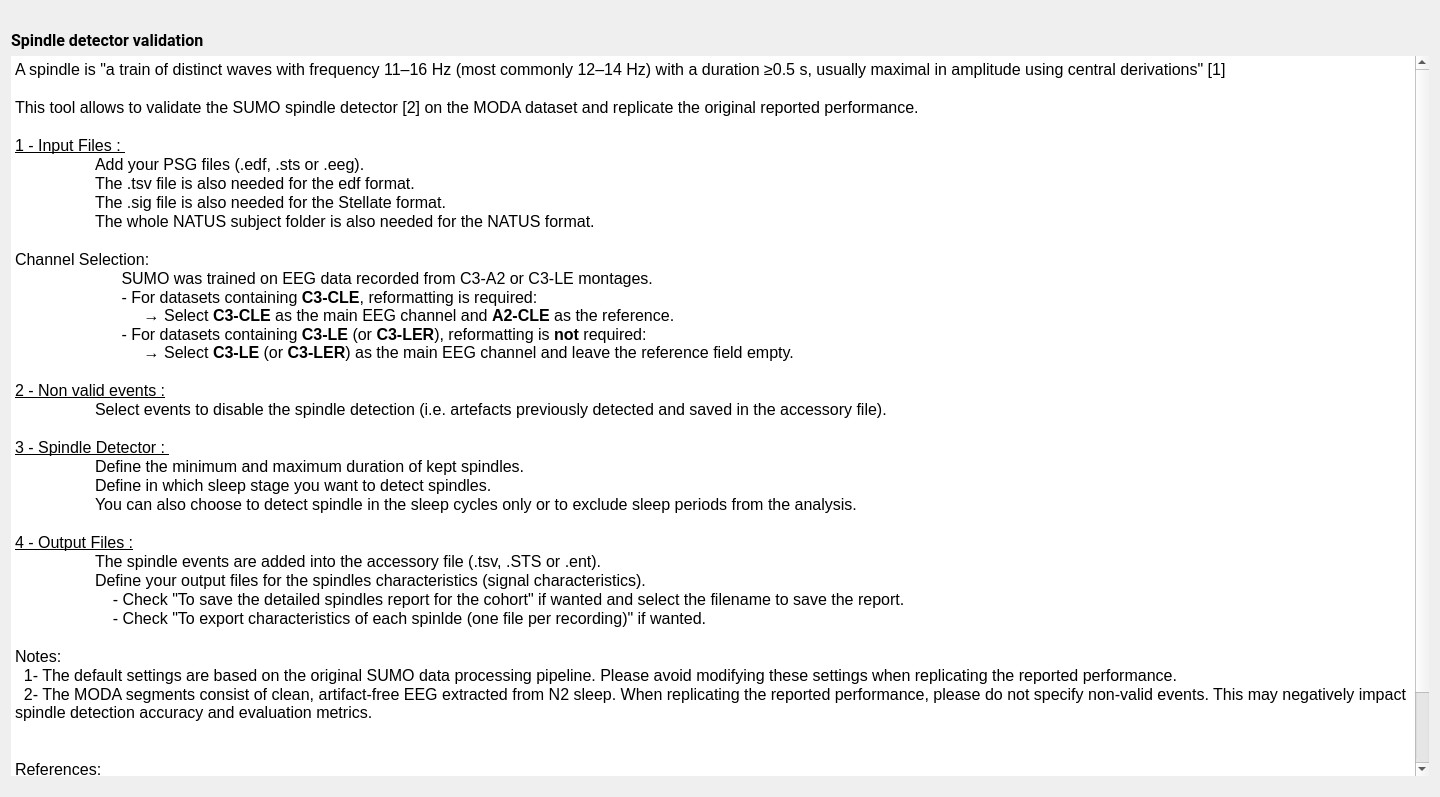
The window that tools/ValidateSnoozTools/ValidateImplementedSUMO/SpindleDetectionDoc/Ui_SpindleDetectionDoc.ui (klacourse/snooz-package-validation) describes before a commit, drawn with Qt 5.
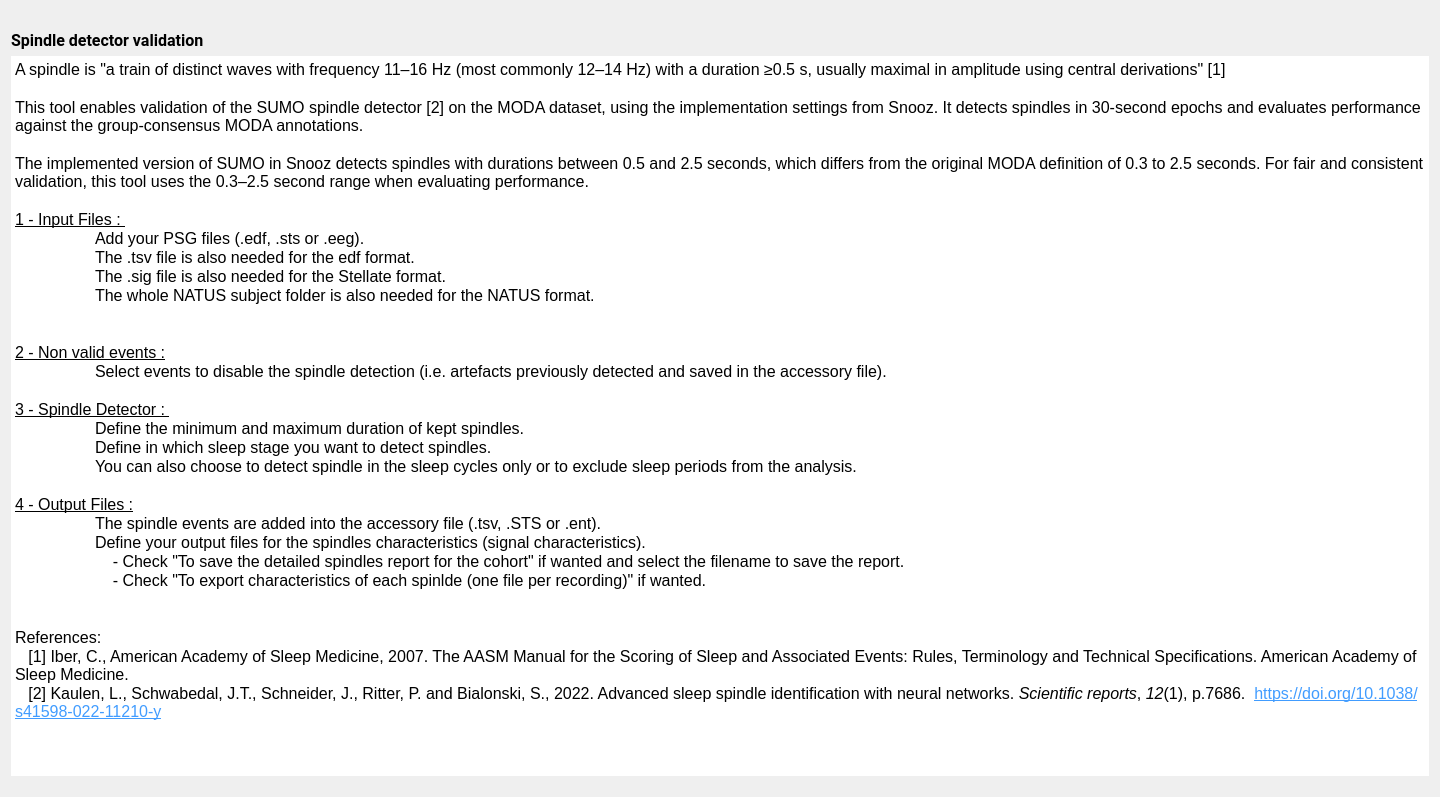
The same window after the commit. Icons and pictures are not drawn.

Commit message: Modified the intro page for SUMO validator

```diff
--- a/tools/ValidateSnoozTools/ValidateImplementedSUMO/SpindleDetectionDoc/Ui_SpindleDetectionDoc.ui
+++ b/tools/ValidateSnoozTools/ValidateImplementedSUMO/SpindleDetectionDoc/Ui_SpindleDetectionDoc.ui
@@ -59,10 +59,7 @@
      <item>
       <widget class="QTextEdit" name="textEdit">
        <property name="frameShape">
-        <enum>QFrame::Shape::HLine</enum>
-       </property>
-       <property name="frameShadow">
-        <enum>QFrame::Shadow::Plain</enum>
+        <enum>QFrame::Shape::NoFrame</enum>
        </property>
        <property name="lineWidth">
         <number>0</number>
@@ -80,18 +77,16 @@
 &lt;/style&gt;&lt;/head&gt;&lt;body style=&quot; font-family:'Roboto'; font-size:12pt; font-weight:400; font-style:normal;&quot;&gt;
 &lt;p style=&quot; margin-top:0px; margin-bottom:0px; margin-left:0px; margin-right:0px; -qt-block-indent:0; text-indent:0px;&quot;&gt;A spindle is &amp;quot;a train of distinct waves with frequency 11–16 Hz (most commonly 12–14 Hz) with a duration ≥0.5 s, usually maximal in amplitude using central derivations&amp;quot; [1]&lt;/p&gt;
 &lt;p style=&quot;-qt-paragraph-type:empty; margin-top:0px; margin-bottom:0px; margin-left:0px; margin-right:0px; -qt-block-indent:0; text-indent:0px;&quot;&gt;&lt;br /&gt;&lt;/p&gt;
-&lt;p style=&quot; margin-top:0px; margin-bottom:0px; margin-left:0px; margin-right:0px; -qt-block-indent:0; text-indent:0px;&quot;&gt;This tool allows to validate the SUMO spindle detector [2] on the MODA dataset and replicate the original reported performance.&lt;/p&gt;
+&lt;p style=&quot; margin-top:0px; margin-bottom:0px; margin-left:0px; margin-right:0px; -qt-block-indent:0; text-indent:0px;&quot;&gt;This tool enables validation of the SUMO spindle detector [2] on the MODA dataset, using the implementation settings from Snooz. It detects spindles in 30-second epochs and evaluates performance against the group-consensus MODA annotations.&lt;/p&gt;
+&lt;p style=&quot;-qt-paragraph-type:empty; margin-top:0px; margin-bottom:0px; margin-left:0px; margin-right:0px; -qt-block-indent:0; text-indent:0px;&quot;&gt;&lt;br /&gt;&lt;/p&gt;
+&lt;p style=&quot; margin-top:0px; margin-bottom:0px; margin-left:0px; margin-right:0px; -qt-block-indent:0; text-indent:0px;&quot;&gt;The implemented version of SUMO in Snooz detects spindles with durations between 0.5 and 2.5 seconds, which differs from the original MODA definition of 0.3 to 2.5 seconds. For fair and consistent validation, this tool uses the 0.3–2.5 second range when evaluating performance.&lt;/p&gt;
 &lt;p style=&quot;-qt-paragraph-type:empty; margin-top:0px; margin-bottom:0px; margin-left:0px; margin-right:0px; -qt-block-indent:0; text-indent:0px;&quot;&gt;&lt;br /&gt;&lt;/p&gt;
 &lt;p style=&quot; margin-top:0px; margin-bottom:0px; margin-left:0px; margin-right:0px; -qt-block-indent:0; text-indent:0px;&quot;&gt;&lt;span style=&quot; text-decoration: underline;&quot;&gt;1 - Input Files : &lt;/span&gt;&lt;/p&gt;
 &lt;p style=&quot; margin-top:0px; margin-bottom:0px; margin-left:0px; margin-right:0px; -qt-block-indent:0; text-indent:0px;&quot;&gt;	Add your PSG files (.edf, .sts or .eeg). &lt;/p&gt;
 &lt;p style=&quot; margin-top:0px; margin-bottom:0px; margin-left:0px; margin-right:0px; -qt-block-indent:0; text-indent:0px;&quot;&gt;	The .tsv file is also needed for the edf format.&lt;/p&gt;
 &lt;p style=&quot; margin-top:0px; margin-bottom:0px; margin-left:0px; margin-right:0px; -qt-block-indent:0; text-indent:0px;&quot;&gt;	The .sig file is also needed for the Stellate format.&lt;/p&gt;
 &lt;p style=&quot; margin-top:0px; margin-bottom:0px; margin-left:0px; margin-right:0px; -qt-block-indent:0; text-indent:0px;&quot;&gt;	The whole NATUS subject folder is also needed for the NATUS format. &lt;/p&gt;
-&lt;p style=&quot; margin-top:0px; margin-bottom:0px; margin-left:0px; margin-right:0px; -qt-block-indent:0; text-indent:0px;&quot;&gt;                &lt;/p&gt;
-&lt;p style=&quot; margin-top:0px; margin-bottom:0px; margin-left:0px; margin-right:0px; -qt-block-indent:0; text-indent:0px;&quot;&gt;Channel Selection: &lt;/p&gt;
-&lt;p style=&quot; margin-top:0px; margin-bottom:0px; margin-left:0px; margin-right:0px; -qt-block-indent:0; text-indent:0px;&quot;&gt;                        SUMO was trained on EEG data recorded from C3-A2 or C3-LE montages.&lt;/p&gt;
-&lt;p style=&quot; margin-top:0px; margin-bottom:0px; margin-left:0px; margin-right:0px; -qt-block-indent:0; text-indent:0px;&quot;&gt;                        - For datasets containing &lt;span style=&quot; font-weight:700;&quot;&gt;C3-CLE&lt;/span&gt;, reformatting is required:&lt;br /&gt;                             → Select &lt;span style=&quot; font-weight:700;&quot;&gt;C3-CLE&lt;/span&gt; as the main EEG channel and &lt;span style=&quot; font-weight:700;&quot;&gt;A2-CLE&lt;/span&gt; as the reference.&lt;/p&gt;
-&lt;p style=&quot; margin-top:0px; margin-bottom:0px; margin-left:0px; margin-right:0px; -qt-block-indent:0; text-indent:0px;&quot;&gt;                        - For datasets containing &lt;span style=&quot; font-weight:700;&quot;&gt;C3-LE &lt;/span&gt;(or&lt;span style=&quot; font-weight:700;&quot;&gt; C3-LER&lt;/span&gt;), reformatting is &lt;span style=&quot; font-weight:700;&quot;&gt;not&lt;/span&gt; required:&lt;br /&gt;                             → Select &lt;span style=&quot; font-weight:700;&quot;&gt;C3-LE&lt;/span&gt; (or &lt;span style=&quot; font-weight:700;&quot;&gt;C3-LER&lt;/span&gt;)&lt;span style=&quot; font-weight:700;&quot;&gt; &lt;/span&gt;as the main EEG channel and leave the reference field empty.&lt;/p&gt;
+&lt;p style=&quot; margin-top:0px; margin-bottom:0px; margin-left:0px; margin-right:0px; -qt-block-indent:0; text-indent:0px;&quot;&gt;          &lt;/p&gt;
 &lt;p style=&quot;-qt-paragraph-type:empty; margin-top:0px; margin-bottom:0px; margin-left:0px; margin-right:0px; -qt-block-indent:0; text-indent:0px;&quot;&gt;&lt;br /&gt;&lt;/p&gt;
 &lt;p style=&quot; margin-top:0px; margin-bottom:0px; margin-left:0px; margin-right:0px; -qt-block-indent:0; text-indent:0px;&quot;&gt;&lt;span style=&quot; text-decoration: underline;&quot;&gt;2 - Non valid events :&lt;/span&gt;&lt;/p&gt;
 &lt;p style=&quot; margin-top:0px; margin-bottom:0px; margin-left:0px; margin-right:0px; -qt-block-indent:0; text-indent:0px;&quot;&gt;	Select events to disable the spindle detection (i.e. artefacts previously detected and saved in the accessory file).&lt;/p&gt;
@@ -107,10 +102,6 @@
 &lt;p style=&quot; margin-top:0px; margin-bottom:0px; margin-left:0px; margin-right:0px; -qt-block-indent:0; text-indent:0px;&quot;&gt;	    - Check &amp;quot;To save the detailed spindles report for the cohort&amp;quot; if wanted and select the filename to save the report.&lt;/p&gt;
 &lt;p style=&quot; margin-top:0px; margin-bottom:0px; margin-left:0px; margin-right:0px; -qt-block-indent:0; text-indent:0px;&quot;&gt;	    - Check &amp;quot;To export characteristics of each spinlde (one file per recording)&amp;quot; if wanted.&lt;/p&gt;
 &lt;p style=&quot;-qt-paragraph-type:empty; margin-top:0px; margin-bottom:0px; margin-left:0px; margin-right:0px; -qt-block-indent:0; text-indent:0px;&quot;&gt;&lt;br /&gt;&lt;/p&gt;
-&lt;p style=&quot; margin-top:0px; margin-bottom:0px; margin-left:0px; margin-right:0px; -qt-block-indent:0; text-indent:0px;&quot;&gt;Notes:&lt;/p&gt;
-&lt;p style=&quot; margin-top:0px; margin-bottom:0px; margin-left:0px; margin-right:0px; -qt-block-indent:0; text-indent:0px;&quot;&gt;  1- The default settings are based on the original SUMO data processing pipeline. Please avoid modifying these settings when replicating the reported performance.&lt;/p&gt;
-&lt;p style=&quot; margin-top:0px; margin-bottom:0px; margin-left:0px; margin-right:0px; -qt-block-indent:0; text-indent:0px;&quot;&gt;  2- The MODA segments consist of clean, artifact-free EEG extracted from N2 sleep. When replicating the reported performance, please do not specify non-valid events. This may negatively impact spindle detection accuracy and evaluation metrics.&lt;/p&gt;
-&lt;p style=&quot;-qt-paragraph-type:empty; margin-top:0px; margin-bottom:0px; margin-left:0px; margin-right:0px; -qt-block-indent:0; text-indent:0px;&quot;&gt;&lt;br /&gt;&lt;/p&gt;
 &lt;p style=&quot;-qt-paragraph-type:empty; margin-top:0px; margin-bottom:0px; margin-left:0px; margin-right:0px; -qt-block-indent:0; text-indent:0px;&quot;&gt;&lt;br /&gt;&lt;/p&gt;
 &lt;p style=&quot; margin-top:0px; margin-bottom:0px; margin-left:0px; margin-right:0px; -qt-block-indent:0; text-indent:0px;&quot;&gt;References:&lt;/p&gt;
 &lt;p style=&quot; margin-top:0px; margin-bottom:0px; margin-left:0px; margin-right:0px; -qt-block-indent:0; text-indent:0px;&quot;&gt;   [1] Iber, C., American Academy of Sleep Medicine, 2007. The AASM Manual for the Scoring of Sleep and Associated Events: Rules, Terminology and Technical Specifications. American Academy of Sleep Medicine. &lt;/p&gt;
```
Left out of the diff: 3 changed lines with no effect on the pictures. The commit also changes 1 other file.
